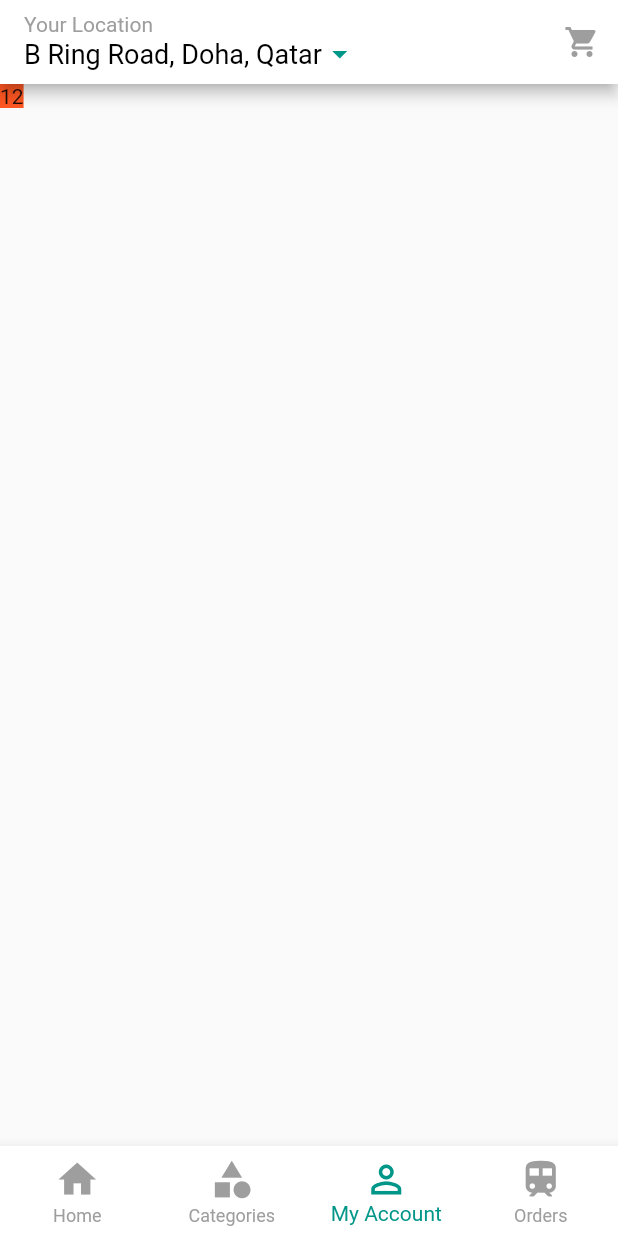
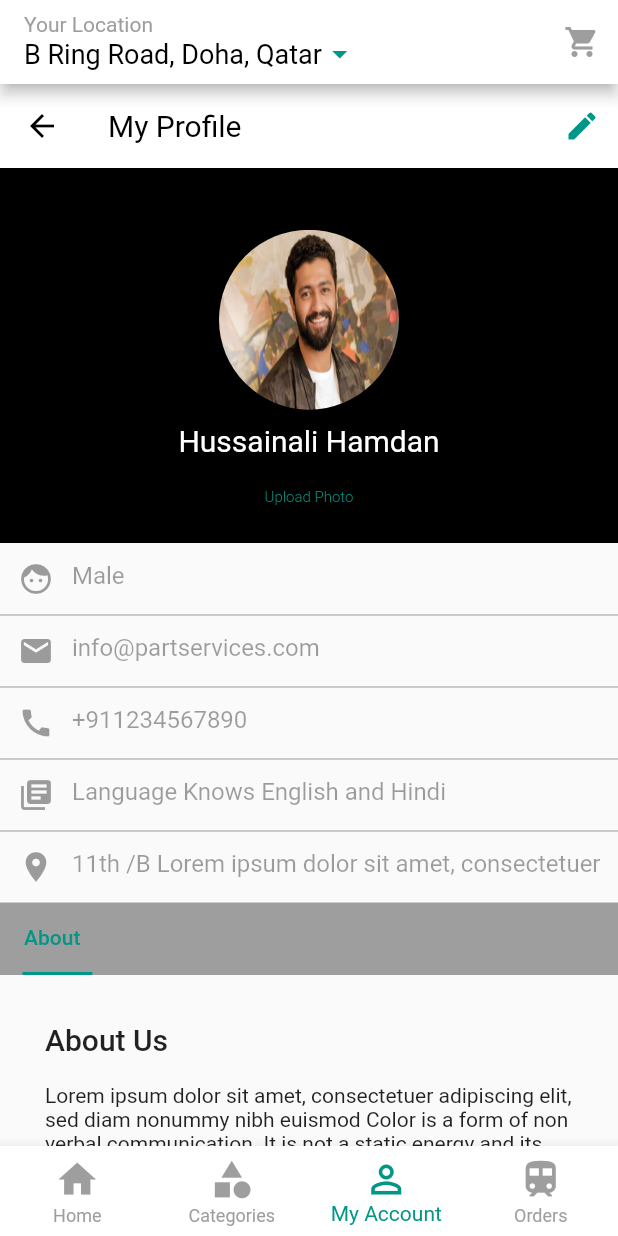
Before and after one commit to manjushareddy143/jam, a Flutter app: the HomePage screen opened directly, item 3 of the bottom bar chosen, on a phone screen of 412 x 824 dp. Run offline on Flutter 3.47's test engine with Material 2 defaults, Android fonts, the phone set to English and light mode, and no system bars; our stand-ins replace flutter_datetime_picker, flutter_icons, flutter_spinkit, flutter_swiper, image_picker, shared_preferences and 1 more; accounts and stored records are empty.

Commit message:
MyProfilePage
-built layout

```diff
--- a/lib/screens/home_screen.dart
+++ b/lib/screens/home_screen.dart
@@ -5,6 +5,7 @@ import 'package:jam/login/login.dart';
 import 'package:jam/placeholder_widget.dart';
 import 'package:jam/screens/home_ui_design.dart';
 import 'package:jam/screens/myOrders.dart';
+import 'package:jam/screens/myProfile.dart';
 import 'package:jam/services.dart';
 import 'package:jam/utils/preferences.dart';
 
@@ -136,7 +137,7 @@ class _HomePageState extends State<HomePage> {
 //    HomeDesign(),
     HomeUIDesign(),
     PlaceholderWidget(Colors.white),
-    PlaceholderWidget(Colors.deepOrange),
+    Profile(),
     Orders()
   ];
 
--- /dev/null
+++ b/lib/screens/myProfile.dart
@@ -0,0 +1,200 @@
+import 'dart:io';
+
+import 'package:flutter/material.dart';
+import 'package:flutter_icons/flutter_icons.dart';
+import 'package:smooth_star_rating/smooth_star_rating.dart';
+import 'package:image_picker/image_picker.dart';
+
+class Profile extends StatelessWidget{
+  @override
+  Widget build(BuildContext context) {
+    return Center(child: ProfileUIPage());
+  }
+}
+class ProfileUIPage extends StatefulWidget {
+  @override
+  _ProfileUIPageState createState() => _ProfileUIPageState();
+}
+class _ProfileUIPageState extends State<ProfileUIPage> with TickerProviderStateMixin {
+  File _image;
+ List<Tab> tabList = List();
+  TabController _tabController;
+  @override
+  void initState(){
+    tabList.add(new Tab(text: 'About',));
+
+    _tabController= TabController(vsync: this, length: tabList.length);
+    super.initState();
+  }
+  Future getimage()async{
+    final image = await ImagePicker.pickImage(source: ImageSource.gallery);
+    setState(() {
+      _image = image;
+    });
+
+  }
+  @override
+  Widget build(BuildContext context) {
+    // TODO: implement build
+    return Scaffold(
+        appBar: new AppBar(leading: BackButton(color:Colors.black),title: Text("My Profile", style: TextStyle(color: Colors.black, fontWeight: FontWeight.w400),), backgroundColor: Colors.white,actions: <Widget>[
+          new IconButton(
+            icon: new Icon(Icons.mode_edit),
+            onPressed: () {
+
+            },
+          ),
+        ],
+          iconTheme: IconThemeData(
+            color: Colors.teal,
+          ),),
+        body: myProfileUI()
+    );
+  }
+  Widget myProfileUI() {
+    return SingleChildScrollView(
+      child: Column( mainAxisAlignment: MainAxisAlignment.spaceEvenly,
+        crossAxisAlignment: CrossAxisAlignment.end,
+        children: <Widget>[
+          Container( padding:EdgeInsets.fromLTRB(0,40,0,5), width: double.infinity,
+             height: 250,
+          color: Colors.black,
+                 child: Column(crossAxisAlignment: CrossAxisAlignment.center, mainAxisAlignment: MainAxisAlignment.spaceAround,
+                  children: <Widget>[ _image == null ? Container(
+                   width: 120, height: 120,
+                    decoration: new BoxDecoration(shape: BoxShape.circle, image: new DecorationImage(fit: BoxFit.fill, image: new AssetImage('assets/images/vicky.jpg')) ),
+                     ) : Container(
+                    width: 120, height: 120,
+                    decoration: new BoxDecoration(shape: BoxShape.circle, image: new DecorationImage(fit: BoxFit.fill, image: new FileImage(_image)) ),
+                  ),
+                    SizedBox(height: 5,),
+
+                    Text(
+                      "Hussainali Hamdan",
+                      textAlign: TextAlign.center,
+                      overflow: TextOverflow.ellipsis,
+                      style: TextStyle( fontSize: 20.0,fontWeight: FontWeight.w400, color: Colors.white),
+                    ),
+
+                    FlatButton(
+                      child:
+                      Text("Upload Photo", textAlign: TextAlign.center,style: TextStyle(fontSize: 10 ,fontWeight: FontWeight.w300, color: Colors.teal)),
+                      onPressed:getimage,
+                    )
+
+
+                    ]
+                  ),
+                 ),
+          setDetails(),
+          /* SizedBox(width: double.infinity,height: 50, child: Container(padding: EdgeInsets.all(15),color: Colors.grey,
+            child: Text('About',style: TextStyle(
+              decoration: TextDecoration.underline, color: Colors.teal,fontSize: 20, fontWeight: FontWeight.w300
+            ),),
+          ),), */
+          setTabbar(),
+
+        ],
+      ),
+
+    );
+  }
+  Widget setDetails(){
+    return Column( crossAxisAlignment: CrossAxisAlignment.center,
+      children: <Widget>[
+        TextField(
+          decoration: InputDecoration(hintText: "Male", prefixIcon: Icon(Icons.face), enabled: false),
+        ),
+        TextField(
+          decoration: InputDecoration(hintText: "info@partservices.com", prefixIcon: Icon(Icons.email),enabled: false),
+        ),
+        TextField(
+          decoration: InputDecoration(hintText: "+911234567890", prefixIcon: Icon(Icons.call),enabled: false),
+        ),
+
+
+        TextField(
+          decoration: InputDecoration(hintText: "Language Knows English and Hindi", prefixIcon: Icon(Icons.library_books), enabled: false),
+        ),
+        TextField(
+          decoration: InputDecoration(hintText: "11th /B Lorem ipsum dolor sit amet, consectetuer", prefixIcon: Icon(Icons.location_on),enabled: false),
+        ),
+
+
+
+
+
+      ],
+
+    );
+  }
+  Widget setRichText(){
+    return Container(padding: EdgeInsets.all(30.0),
+
+      child: Column(mainAxisAlignment: MainAxisAlignment.spaceAround,
+        crossAxisAlignment: CrossAxisAlignment.start,
+        children: <Widget>[ Text(
+            'About Us', style: TextStyle(fontWeight: FontWeight.w500, fontSize: 20 ) ),
+          SizedBox(height: 10,),
+
+
+          RichText(
+            text:
+            TextSpan(text:'Lorem ipsum dolor sit amet, consectetuer adipiscing elit, sed diam nonummy nibh euismod Color is a form of non verbal communication. It is not a static energy and its meaning can change from one day to the next with any individual - it all depends on what energy they are expressing at that point in time ' ,style: DefaultTextStyle.of(context).style,)
+
+        ),],
+      ),
+    );
+
+
+  }
+  Widget setTabbar(){
+    return Column(
+      children: <Widget>[
+        new Container(color: Colors.grey,
+          width: double.infinity,
+          child: TabBar(
+            controller: _tabController,
+              indicator: UnderlineTabIndicator(
+                  borderSide: BorderSide(
+                    width: 2,
+                    color: Colors.teal,
+
+                  ),
+                  insets: EdgeInsets.only(
+                      left: 15,
+                      right: 8,
+                      bottom: 0)),
+            isScrollable: true,
+            labelColor: Colors.teal,
+
+
+
+
+            //indicatorColor: Colors.teal,
+            indicatorSize: TabBarIndicatorSize.tab,
+            tabs : tabList
+          ),
+        ),
+         Container(
+           height: 200,
+
+           child: TabBarView(
+
+           controller: _tabController,
+           children:
+           tabList.map((Tab tab){
+             return _getPage(tab);
+           }).toList(),
+
+         ),),
+      ]
+    );
+  }
+  Widget _getPage(Tab tab){
+    switch(tab.text){
+      case 'About' : return setRichText();
+
+    }
+  }
+}
```
Also changed, not shown: pubspec.yaml (+7 -0 lines), pubspec.lock.
